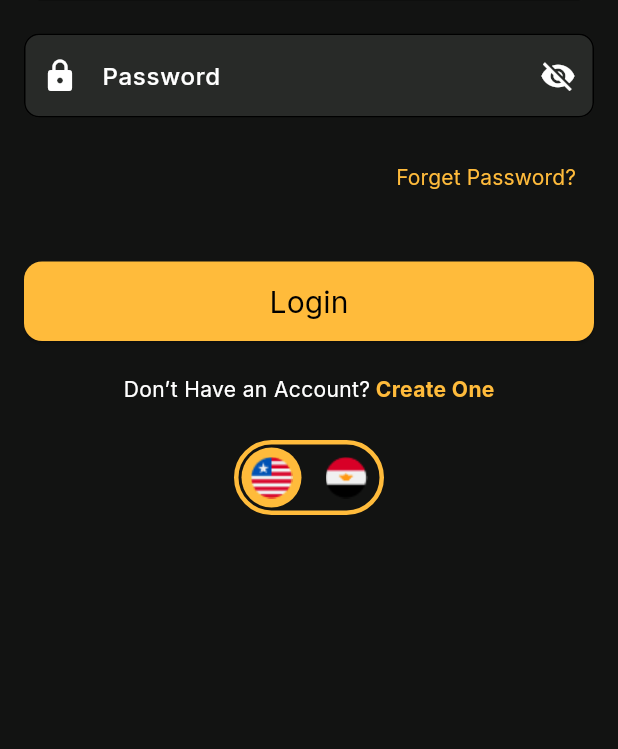
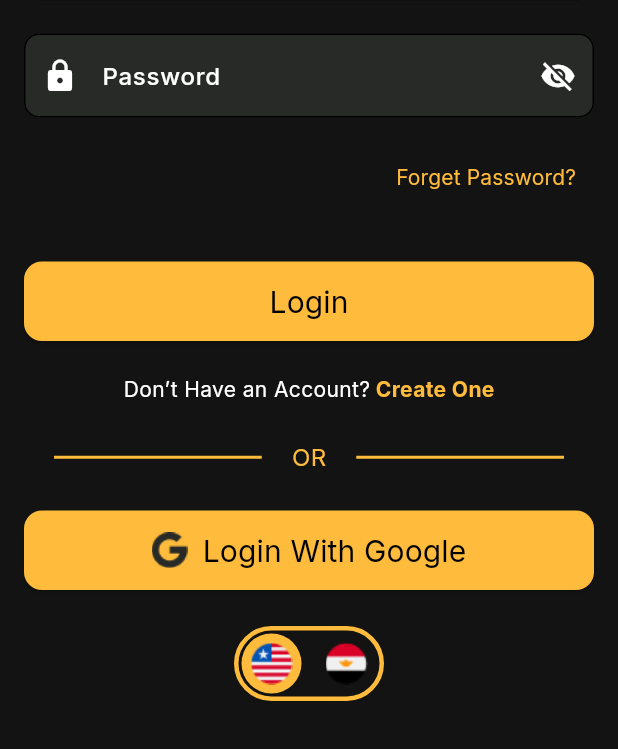
Before and after one commit to samarelsisi/movies_app, a Flutter app: the screen it shows after launch, on a phone screen of 412 x 824 dp, the part 487-1236 px from its top. Run offline on Flutter 3.47's test engine with Material 3 defaults, Android fonts, the phone set to English and light mode, and no system bars; our stand-ins replace bloc, carousel_slider, equatable, flutter_bloc, google_fonts, introduction_screen and 1 more.

Commit message:
update login screen and avatar selector styling

```diff
--- a/lib/ui/auth/login/login_screen.dart
+++ b/lib/ui/auth/login/login_screen.dart
@@ -101,6 +101,41 @@ class LoginScreen extends StatelessWidget {
                   ),
                 ),
                 const SizedBox(height: 24),
+
+                Row(
+                  children: [
+                    const Expanded(
+                      child: Divider(
+                        thickness: 2,
+                        color: AppColors.yellowColor,
+                        endIndent: 20,
+                        indent: 20,
+                      ),
+                    ),
+                    Text(
+                      "OR",
+                      style: AppStyle.medium16Yellow,
+                    ),
+                    const Expanded(
+                      child: Divider(
+                        endIndent: 20,
+                        indent: 20,
+                        thickness: 2,
+                        color: AppColors.yellowColor,
+                      ),
+                    ),
+                  ],
+                ),
+                const SizedBox(height: 24),
+                CustomButton(
+                  text: "Login With Google",
+                  color: AppColors.yellowColor,
+                  assetImage: AppImage.googleIcon,
+                  isLeading: true,
+                  onPressed: () {},
+                ),
+                const SizedBox(height: 24),
+
                 LanguageToggleSwitch(onToggle: (isEnglish) {}),
               ],
             ),
--- a/lib/ui/auth/register/regist_screen.dart
+++ b/lib/ui/auth/register/regist_screen.dart
@@ -151,7 +151,7 @@ class _RegisterScreenState extends State<RegisterScreen> {
         password: passwordController.text,
         confirmPassword: confirmPasswordController.text,
         phone: phoneController.text,
-        avaterId: selectedAvatarIndex + 1,
+        avaterId: selectedAvatarIndex ,
       ));
     }
   }
--- a/lib/ui/tabs/profile_tab/reset_password.dart
+++ b/lib/ui/tabs/profile_tab/reset_password.dart
@@ -40,7 +40,7 @@ class _ResetPasswordScreenState extends State<ResetPasswordScreen> {
       ScaffoldMessenger.of(context).showSnackBar(
         SnackBar(
           content: Text("New passwords do not match."),
-          backgroundColor: AppColors.greenColor,
+          backgroundColor: AppColors.redColor,
         ),
       );
       return;
```
Also changed, not shown: lib/ui/tabs/profile_tab/edit_profile_screen.dart (+60 -15 lines), lib/ui/tabs/profile_tab/profile_tab.dart (+11 -4 lines), 4 other files.
